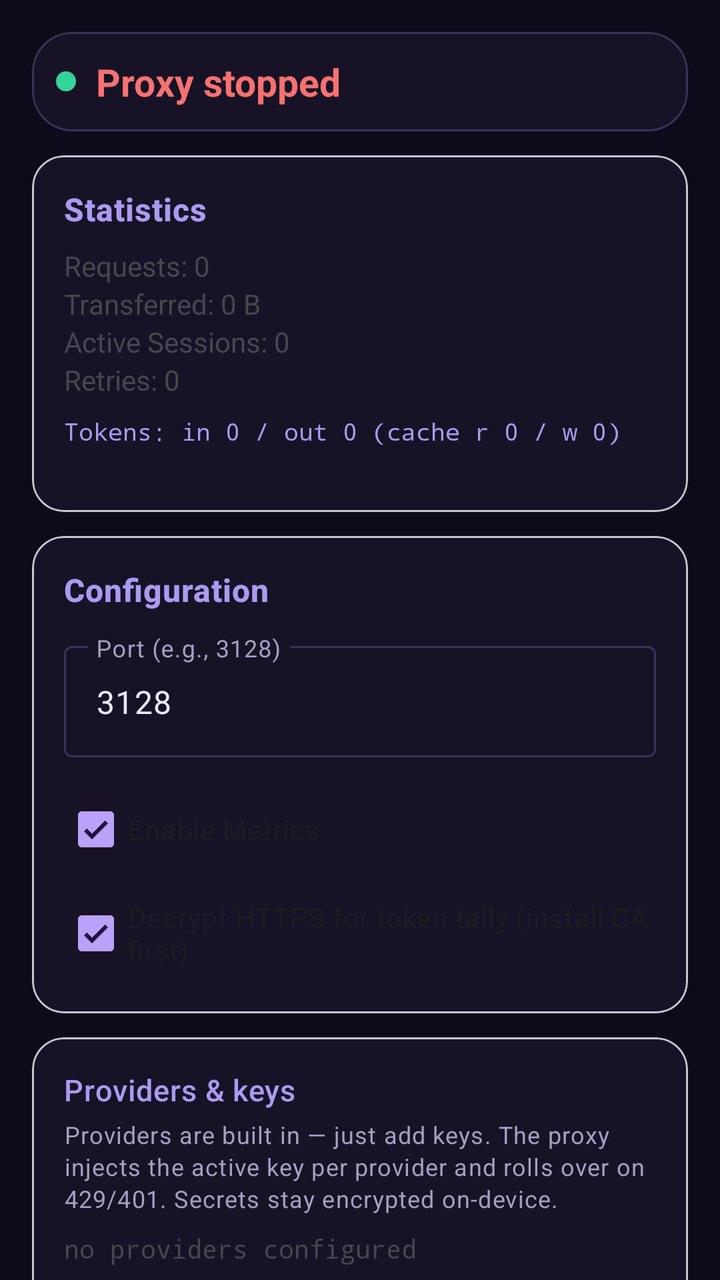
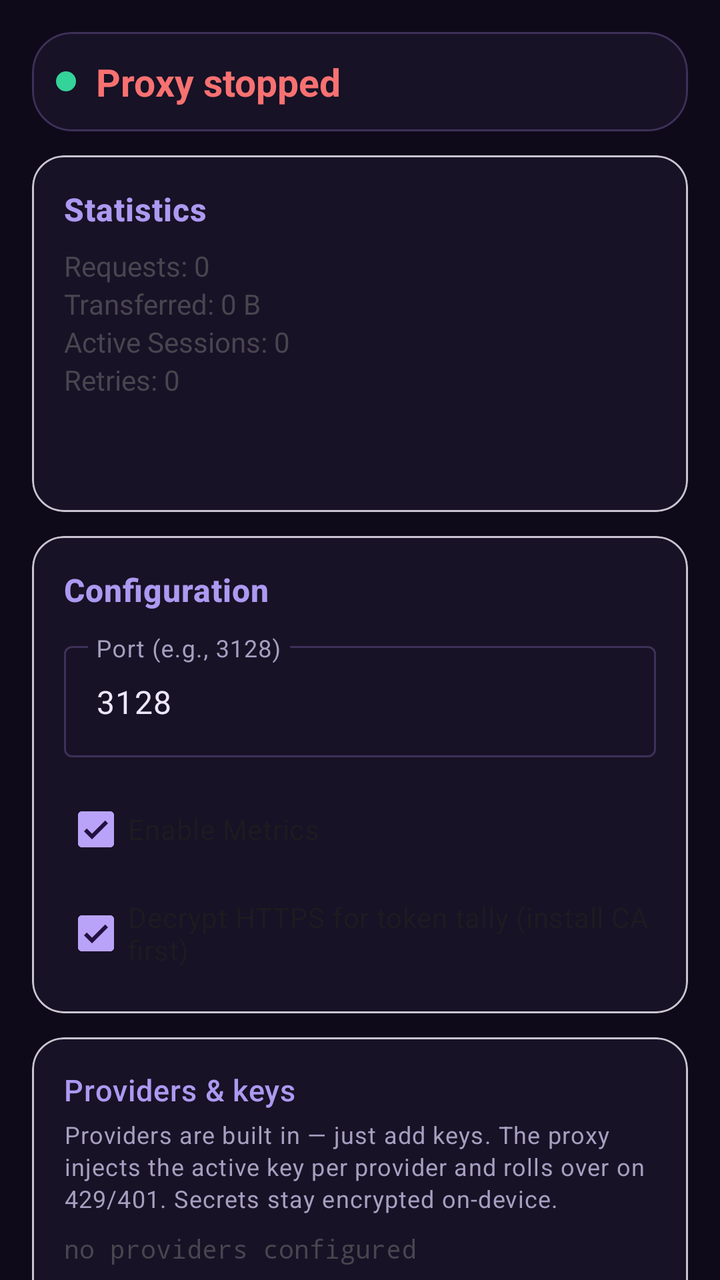

Screens rendered from an Android XML layout before and after an edit, with the pre-edit source and the edit as a unified diff.
<!-- AndroidManifest.xml: activity theme Theme.ProxyApp.NoActionBar -->
<!-- res/layout/activity_main.xml -->
<?xml version="1.0" encoding="utf-8"?>
<androidx.constraintlayout.widget.ConstraintLayout
    xmlns:android="http://schemas.android.com/apk/res/android"
    xmlns:app="http://schemas.android.com/apk/res-auto"
    xmlns:tools="http://schemas.android.com/tools"
    android:layout_width="match_parent"
    android:layout_height="match_parent"
    android:fitsSystemWindows="true"
    tools:context=".MainActivity">

    <androidx.core.widget.NestedScrollView
        android:layout_width="match_parent"
        android:layout_height="0dp"
        android:fillViewport="true"
        app:layout_constraintBottom_toBottomOf="parent"
        app:layout_constraintTop_toTopOf="parent"
        app:layout_constraintStart_toStartOf="parent"
        app:layout_constraintEnd_toEndOf="parent">

        <LinearLayout
            android:layout_width="match_parent"
            android:layout_height="wrap_content"
            android:orientation="vertical"
            android:padding="16dp">

            <com.google.android.material.card.MaterialCardView
                android:id="@+id/statusCard"
                android:layout_width="match_parent"
                android:layout_height="wrap_content"
                android:layout_marginBottom="12dp"
                app:cardCornerRadius="20dp"
                app:strokeWidth="1dp"
                app:strokeColor="@color/outline"
                app:cardBackgroundColor="@color/surface">

                <LinearLayout
                    android:layout_width="match_parent"
                    android:layout_height="wrap_content"
                    android:orientation="vertical"
                    android:padding="12dp">

                    <LinearLayout
                        android:layout_width="match_parent"
                        android:layout_height="wrap_content"
                        android:orientation="horizontal"
                        android:gravity="center_vertical">

                        <View
                            android:id="@+id/statusDot"
                            android:layout_width="10dp"
                            android:layout_height="10dp"
                            android:layout_marginEnd="10dp"
                            android:background="@drawable/status_dot" />

                        <TextView
                            android:id="@+id/statusText"
                            android:layout_width="0dp"
                            android:layout_height="wrap_content"
                            android:layout_weight="1"
                            android:text="@string/proxy_stopped"
                            android:textSize="19sp"
                            android:textStyle="bold"
                            android:textColor="@color/red" />
                    </LinearLayout>

                    <TextView
                        android:id="@+id/portText"
                        android:layout_width="match_parent"
                        android:layout_height="wrap_content"
                        android:text=""
                        android:textSize="13sp"
                        android:gravity="center"
                        android:layout_marginTop="4dp"
                        android:textColor="@color/purple_200"
                        android:visibility="gone"/>

                    <TextView
                        android:id="@+id/upstreamText"
                        android:layout_width="match_parent"
                        android:layout_height="wrap_content"
                        android:text=""
                        android:textSize="12sp"
                        android:gravity="center"
                        android:layout_marginTop="2dp"
                        android:visibility="gone"/>
                </LinearLayout>
            </com.google.android.material.card.MaterialCardView>

            <com.google.android.material.card.MaterialCardView
                android:id="@+id/statsCard"
                android:layout_width="match_parent"
                android:layout_height="wrap_content"
                app:cardBackgroundColor="@color/surface"
                android:layout_marginBottom="12dp"
                app:cardCornerRadius="16dp">

                <LinearLayout
                    android:layout_width="match_parent"
                    android:layout_height="wrap_content"
                    android:orientation="vertical"
                    android:padding="16dp">

                    <TextView
                        android:layout_width="match_parent"
                        android:layout_height="wrap_content"
                        android:text="Statistics"
                        android:textSize="16sp"
                        android:textStyle="bold"
                        style="@style/Text.SectionTitle"/>

                    <TextView
                        android:id="@+id/requestsText"
                        android:layout_width="match_parent"
                        android:layout_height="wrap_content"
                        android:text="Requests: 0"
                        android:layout_marginTop="8dp"/>

                    <TextView
                        android:id="@+id/bytesText"
                        android:layout_width="match_parent"
                        android:layout_height="wrap_content"
                        android:text="Transferred: 0 B"/>

                    <TextView
                        android:id="@+id/sessionsText"
                        android:layout_width="match_parent"
                        android:layout_height="wrap_content"
                        android:text="Active Sessions: 0"/>

                    <TextView
                        android:id="@+id/retriesText"
                        android:layout_width="match_parent"
                        android:layout_height="wrap_content"
                        android:text="Retries: 0"/>

                    <TextView
                        android:id="@+id/tokensText"
                        android:layout_width="match_parent"
                        android:layout_height="wrap_content"
                        android:layout_marginTop="8dp"
                        android:text="Tokens: in 0 / out 0 (cache r 0 / w 0)"
                        android:textSize="12sp"
                        android:fontFamily="monospace"
                        android:textColor="@color/title_violet"/>

                    <TextView
                        android:id="@+id/hostsText"
                        android:layout_width="match_parent"
                        android:layout_height="wrap_content"
                        android:textSize="12sp"
                        android:fontFamily="monospace"
                        android:text=""/>
                </LinearLayout>
            </com.google.android.material.card.MaterialCardView>

            <com.google.android.material.card.MaterialCardView
                android:id="@+id/configCard"
                android:layout_width="match_parent"
                android:layout_height="wrap_content"
                app:cardBackgroundColor="@color/surface"
                android:layout_marginBottom="12dp"
                app:cardCornerRadius="16dp">

                <LinearLayout
                    android:layout_width="match_parent"
                    android:layout_height="wrap_content"
                    android:orientation="vertical"
                    android:padding="16dp">

                    <TextView
                        android:layout_width="match_parent"
                        android:layout_height="wrap_content"
                        android:text="Configuration"
                        android:textSize="16sp"
                        android:textStyle="bold"
                        style="@style/Text.SectionTitle"/>

                    <com.google.android.material.textfield.TextInputLayout
                        android:layout_width="match_parent"
                        android:layout_height="wrap_content"
                        android:layout_marginTop="12dp"
                        android:hint="@string/port_hint"
                        style="@style/Widget.Material3.TextInputLayout.OutlinedBox">

                        <com.google.android.material.textfield.TextInputEditText
                            android:id="@+id/portInput"
                            android:layout_width="match_parent"
                            android:layout_height="wrap_content"
                            android:inputType="number"
                            android:text="3128"/>
                    </com.google.android.material.textfield.TextInputLayout>

                    <com.google.android.material.checkbox.MaterialCheckBox
                        android:id="@+id/metricsCheck"
                        android:layout_width="wrap_content"
                        android:layout_height="wrap_content"
                        android:layout_marginTop="12dp"
                        android:text="@string/metrics_enabled"
                        android:checked="true"/>

                    <com.google.android.material.checkbox.MaterialCheckBox
                        android:id="@+id/mitmCheck"
                        android:layout_width="wrap_content"
                        android:layout_height="wrap_content"
                        android:layout_marginTop="4dp"
                        android:text="@string/mitm_enabled"
                        android:checked="true"/>
                </LinearLayout>
            </com.google.android.material.card.MaterialCardView>

            <com.google.android.material.card.MaterialCardView
                android:id="@+id/providersCard"
                android:layout_width="match_parent"
                android:layout_height="wrap_content"
                android:layout_marginBottom="12dp"
                app:cardCornerRadius="16dp"
                app:cardBackgroundColor="@color/surface">

                <LinearLayout
                    android:layout_width="match_parent"
                    android:layout_height="wrap_content"
                    android:orientation="vertical"
                    android:padding="16dp">

                    <TextView
                        android:layout_width="match_parent"
                        android:layout_height="wrap_content"
                        style="@style/Text.SectionTitle"
                        android:text="@string/providers_title"/>

                    <TextView
                        android:layout_width="match_parent"
                        android:layout_height="wrap_content"
                        style="@style/Text.Hint"
                        android:layout_marginTop="4dp"
                        android:text="@string/providers_hint"/>

                    <TextView
                        android:id="@+id/providersSummaryText"
                        android:layout_width="match_parent"
                        android:layout_height="wrap_content"
                        android:layout_marginTop="8dp"
                        android:textSize="13sp"
                        android:fontFamily="monospace"
                        android:text="no providers configured"/>

                    <com.google.android.material.button.MaterialButton
                        android:id="@+id/addKeyButton"
                        android:layout_width="match_parent"
                        android:layout_height="wrap_content"
                        android:layout_marginTop="8dp"
                        android:text="@string/add_key"
                        style="@style/Widget.Material3.Button.TonalButton"/>

                    <LinearLayout
                        android:layout_width="match_parent"
                        android:layout_height="wrap_content"
                        android:orientation="horizontal"
                        android:layout_marginTop="8dp">

                        <com.google.android.material.button.MaterialButton
                            android:id="@+id/exportBackupButton"
                            android:layout_width="0dp"
                            android:layout_height="wrap_content"
                            android:layout_weight="1"
                            android:layout_marginEnd="4dp"
                            android:text="@string/export_backup"
                            style="@style/Widget.Material3.Button.OutlinedButton"/>

                        <com.google.android.material.button.MaterialButton
                            android:id="@+id/importBackupButton"
                            android:layout_width="0dp"
                            android:layout_height="wrap_content"
                            android:layout_weight="1"
                            android:layout_marginStart="4dp"
                            android:text="@string/import_backup"
                            style="@style/Widget.Material3.Button.OutlinedButton"/>
                    </LinearLayout>

                    <com.google.android.material.button.MaterialButton
                        android:id="@+id/exportCaButton"
                        android:layout_width="match_parent"
                        android:layout_height="wrap_content"
                        android:layout_marginTop="8dp"
                        android:text="@string/export_ca"
                        style="@style/Widget.Material3.Button.OutlinedButton"/>
                </LinearLayout>
            </com.google.android.material.card.MaterialCardView>

            <com.google.android.material.card.MaterialCardView
                android:id="@+id/eventsCard"
                android:layout_width="match_parent"
                android:layout_height="wrap_content"
                android:layout_marginBottom="12dp"
                app:cardCornerRadius="16dp"
                app:cardBackgroundColor="@color/surface">

                <LinearLayout
                    android:layout_width="match_parent"
                    android:layout_height="wrap_content"
                    android:orientation="vertical"
                    android:padding="16dp">

                    <TextView
                        android:layout_width="match_parent"
                        android:layout_height="wrap_content"
                        style="@style/Text.SectionTitle"
                        android:text="@string/events_title"/>

                    <ScrollView
                        android:id="@+id/eventsScrollView"
                        android:layout_width="match_parent"
                        android:layout_height="wrap_content"
                        android:maxHeight="220dp"
                        android:layout_marginTop="8dp"
                        android:background="@drawable/script_block_bg">

                        <TextView
                            android:id="@+id/eventsText"
                            android:layout_width="match_parent"
                            android:layout_height="wrap_content"
                            android:padding="10dp"
                            style="@style/Text.ScriptBlock"
                            android:text="No events yet — start the proxy."/>
                    </ScrollView>
                </LinearLayout>
            </com.google.android.material.card.MaterialCardView>

            <LinearLayout
                android:layout_width="match_parent"
                android:layout_height="wrap_content"
                android:orientation="horizontal"
                android:gravity="center"
                android:layout_marginTop="4dp">

                <com.google.android.material.button.MaterialButton
                    android:id="@+id/startStopButton"
                    android:layout_width="0dp"
                    android:layout_height="wrap_content"
                    android:layout_weight="1"
                    android:layout_marginEnd="8dp"
                    android:text="@string/start_proxy"
                    app:icon="@android:drawable/ic_media_play"/>

                <com.google.android.material.button.MaterialButton
                    android:id="@+id/exportButton"
                    android:layout_width="0dp"
                    android:layout_height="wrap_content"
                    android:layout_weight="1"
                    android:layout_marginStart="8dp"
                    android:text="@string/export_metrics"/>
            </LinearLayout>

            <com.google.android.material.button.MaterialButton
                android:id="@+id/clearButton"
                android:layout_width="match_parent"
                android:layout_height="wrap_content"
                android:layout_marginTop="8dp"
                android:text="@string/clear_metrics"
                style="@style/Widget.Material3.Button.OutlinedButton"/>

            <com.google.android.material.card.MaterialCardView
                android:id="@+id/setupScriptCard"
                android:layout_width="match_parent"
                android:layout_height="wrap_content"
                app:cardBackgroundColor="@color/surface"
                android:layout_marginTop="12dp"
                app:cardCornerRadius="16dp">

                <LinearLayout
                    android:layout_width="match_parent"
                    android:layout_height="wrap_content"
                    android:orientation="vertical"
                    android:padding="16dp">

                    <LinearLayout
                        android:id="@+id/setupScriptHeader"
                        android:layout_width="match_parent"
                        android:layout_height="wrap_content"
                        android:orientation="horizontal"
                        android:gravity="center_vertical"
                        android:clickable="true"
                        android:focusable="true">

                        <TextView
                            android:layout_width="0dp"
                            android:layout_height="wrap_content"
                            android:layout_weight="1"
                            android:text="@string/setup_script_title"
                            android:textSize="16sp"
                            android:textStyle="bold"
                            style="@style/Text.SectionTitle"/>

                        <ImageView
                            android:id="@+id/setupScriptExpandIcon"
                            android:layout_width="32dp"
                            android:layout_height="32dp"
                            android:padding="4dp"
                            android:src="@android:drawable/arrow_down_float"
                            android:contentDescription="@string/expand"/>
                    </LinearLayout>

                    <TextView
                        android:layout_width="match_parent"
                        android:layout_height="wrap_content"
                        android:text="@string/setup_script_hint"
                        style="@style/Text.Hint"
                        android:layout_marginTop="4dp"/>

                    <com.google.android.material.button.MaterialButton
                        android:id="@+id/copyScriptButton"
                        android:layout_width="wrap_content"
                        android:layout_height="wrap_content"
                        android:layout_marginTop="8dp"
                        android:text="@string/copy_setup_script"
                        app:icon="@android:drawable/ic_menu_save"
                        app:strokeWidth="1dp"
                        app:strokeColor="@color/outline"/>

                    <ScrollView
                        android:id="@+id/setupScriptScrollView"
                        android:layout_width="match_parent"
                        android:layout_height="wrap_content"
                        android:maxHeight="280dp"
                        android:layout_marginTop="8dp"
                        android:background="@drawable/script_block_bg"
                        android:visibility="gone">

                        <HorizontalScrollView
                            android:layout_width="match_parent"
                            android:layout_height="wrap_content">

                            <TextView
                                android:id="@+id/setupScriptText"
                                android:layout_width="wrap_content"
                                android:layout_height="wrap_content"
                                android:padding="10dp"
                                style="@style/Text.ScriptBlock"
                                android:textIsSelectable="true"/>
                        </HorizontalScrollView>
                    </ScrollView>
                </LinearLayout>
            </com.google.android.material.card.MaterialCardView>

            <com.google.android.material.card.MaterialCardView
                android:id="@+id/cleanupScriptCard"
                android:layout_width="match_parent"
                android:layout_height="wrap_content"
                app:cardBackgroundColor="@color/surface"
                android:layout_marginTop="12dp"
                android:layout_marginBottom="24dp"
                app:cardCornerRadius="16dp">

                <LinearLayout
                    android:layout_width="match_parent"
                    android:layout_height="wrap_content"
                    android:orientation="vertical"
                    android:padding="16dp">

                    <LinearLayout
                        android:id="@+id/cleanupScriptHeader"
                        android:layout_width="match_parent"
                        android:layout_height="wrap_content"
                        android:orientation="horizontal"
                        android:gravity="center_vertical"
                        android:clickable="true"
                        android:focusable="true">

                        <TextView
                            android:layout_width="0dp"
                            android:layout_height="wrap_content"
                            android:layout_weight="1"
                            android:text="@string/cleanup_script_title"
                            android:textSize="16sp"
                            android:textStyle="bold"
                            style="@style/Text.SectionTitle"/>

                        <ImageView
                            android:id="@+id/cleanupScriptExpandIcon"
                            android:layout_width="32dp"
                            android:layout_height="32dp"
                            android:padding="4dp"
                            android:src="@android:drawable/arrow_down_float"
                            android:contentDescription="@string/expand"/>
                    </LinearLayout>

                    <TextView
                        android:layout_width="match_parent"
                        android:layout_height="wrap_content"
                        android:text="@string/cleanup_script_hint"
                        style="@style/Text.Hint"
                        android:layout_marginTop="4dp"/>

                    <com.google.android.material.button.MaterialButton
                        android:id="@+id/copyCleanupButton"
                        android:layout_width="wrap_content"
                        android:layout_height="wrap_content"
                        android:layout_marginTop="8dp"
                        android:text="@string/copy_cleanup_script"
                        app:icon="@android:drawable/ic_menu_save"
                        app:strokeWidth="1dp"
                        app:strokeColor="@color/outline"/>

                    <ScrollView
                        android:id="@+id/cleanupScriptScrollView"
                        android:layout_width="match_parent"
                        android:layout_height="wrap_content"
                        android:maxHeight="280dp"
                        android:layout_marginTop="8dp"
                        android:background="@drawable/script_block_bg"
                        android:visibility="gone">

                        <HorizontalScrollView
                            android:layout_width="match_parent"
                            android:layout_height="wrap_content">

                            <TextView
                                android:id="@+id/cleanupScriptText"
                                android:layout_width="wrap_content"
                                android:layout_height="wrap_content"
                                android:padding="8dp"
                                android:textSize="11sp"
                                android:fontFamily="monospace"
                                android:textIsSelectable="true"/>
                        </HorizontalScrollView>
                    </ScrollView>
                </LinearLayout>
            </com.google.android.material.card.MaterialCardView>
        </LinearLayout>
    </androidx.core.widget.NestedScrollView>
</androidx.constraintlayout.widget.ConstraintLayout>
<!-- resources referenced by this layout -->
<resources>
  <color name="outline">#FF3D3159</color>
  <color name="purple_200">#FFB9A3F8</color>
  <color name="red">#FFF87171</color>
  <color name="surface">#FF171226</color>
  <color name="title_violet">#FFAC99F1</color>
  <!-- drawable script_block_bg (drawable) -->
  <?xml version="1.0" encoding="utf-8"?>
  <shape xmlns:android="http://schemas.android.com/apk/res/android"
      android:shape="rectangle">
      <solid android:color="@color/surface_high" />
      <stroke
          android:width="1dp"
          android:color="@color/outline_variant" />
      <corners android:radius="12dp" />
  </shape>
  <!-- drawable status_dot (drawable) -->
  <?xml version="1.0" encoding="utf-8"?>
  <shape xmlns:android="http://schemas.android.com/apk/res/android"
      android:shape="oval">
      <solid android:color="@color/status_running" />
      <size
          android:width="10dp"
          android:height="10dp" />
  </shape>
  <string name="add_key">Add key</string>
  <string name="cleanup_script_hint">Copy and paste into Termux / proot Ubuntu to remove proxy env, kill daemon, clear metrics.</string>
  <string name="cleanup_script_title">Terminal cleanup script</string>
  <string name="clear_metrics">Clear Metrics</string>
  <string name="copy_cleanup_script">Copy cleanup script</string>
  <string name="copy_setup_script">Copy setup script</string>
  <string name="events_title">Recent events</string>
  <string name="expand">Expand</string>
  <string name="export_backup">Export backup</string>
  <string name="export_ca">Export MITM CA</string>
  <string name="export_metrics">Export Metrics</string>
  <string name="import_backup">Import backup</string>
  <string name="metrics_enabled">Enable Metrics</string>
  <string name="mitm_enabled">Decrypt HTTPS for token tally (install CA first)</string>
  <string name="port_hint">Port (e.g., 3128)</string>
  <string name="providers_hint">Providers are built in — just add keys. The proxy injects the active key per provider and rolls over on 429/401. Secrets stay encrypted on-device.</string>
  <string name="providers_title">Providers &amp; keys</string>
  <string name="proxy_stopped">Proxy stopped</string>
  <string name="setup_script_hint">Copy and paste into Termux / proot Ubuntu to route opencode through this proxy.</string>
  <string name="setup_script_title">Terminal setup script</string>
  <string name="start_proxy">Start Proxy</string>
  <style name="Text.Hint" parent="TextAppearance.Material3.BodySmall">
          <item name="android:textColor">@color/hint_text</item>
      </style>
  <style name="Text.ScriptBlock" parent="TextAppearance.Material3.BodySmall">
          <item name="android:textColor">@color/on_surface</item>
          <item name="android:fontFamily">monospace</item>
          <item name="android:textSize">11sp</item>
      </style>
  <style name="Text.SectionTitle" parent="TextAppearance.Material3.TitleMedium">
          <item name="android:textColor">@color/title_violet</item>
          <item name="android:textSize">15sp</item>
          <item name="android:letterSpacing">0.02</item>
      </style>
  <style name="Theme.ProxyApp.NoActionBar">
          <item name="windowActionBar">false</item>
          <item name="windowNoTitle">true</item>
      </style>
  <color name="surface_high">#FF241B3D</color>
  <color name="outline_variant">#FF2C2342</color>
  <color name="status_running">#FF34D399</color>
  <color name="hint_text">#FFA79FC0</color>
  <color name="on_surface">#FFEDE7FB</color>
</resources>

<!-- the commit's change to res/layout/activity_main.xml (unified diff, before → after) -->
@@ -133,15 +133,23 @@
                         android:layout_height="wrap_content"
                         android:text="Retries: 0"/>
 
-                    <TextView
-                        android:id="@+id/tokensText"
-                        android:layout_width="match_parent"
-                        android:layout_height="wrap_content"
-                        android:layout_marginTop="8dp"
-                        android:text="Tokens: in 0 / out 0 (cache r 0 / w 0)"
+                    <TableLayout
+                        android:id="@+id/tokensTable"
+                        android:layout_width="match_parent"
+                        android:layout_height="wrap_content"
+                        android:layout_marginTop="8dp"
+                        android:stretchColumns="1,2,3,4"
+                        android:shrinkColumns="0">
+                    </TableLayout>
+
+                    <TextView
+                        android:id="@+id/tokensFooterText"
+                        android:layout_width="match_parent"
+                        android:layout_height="wrap_content"
                         android:textSize="12sp"
                         android:fontFamily="monospace"
-                        android:textColor="@color/title_violet"/>
+                        android:textColor="@color/title_violet"
+                        android:text=""/>
 
                     <TextView
                         android:id="@+id/hostsText"
